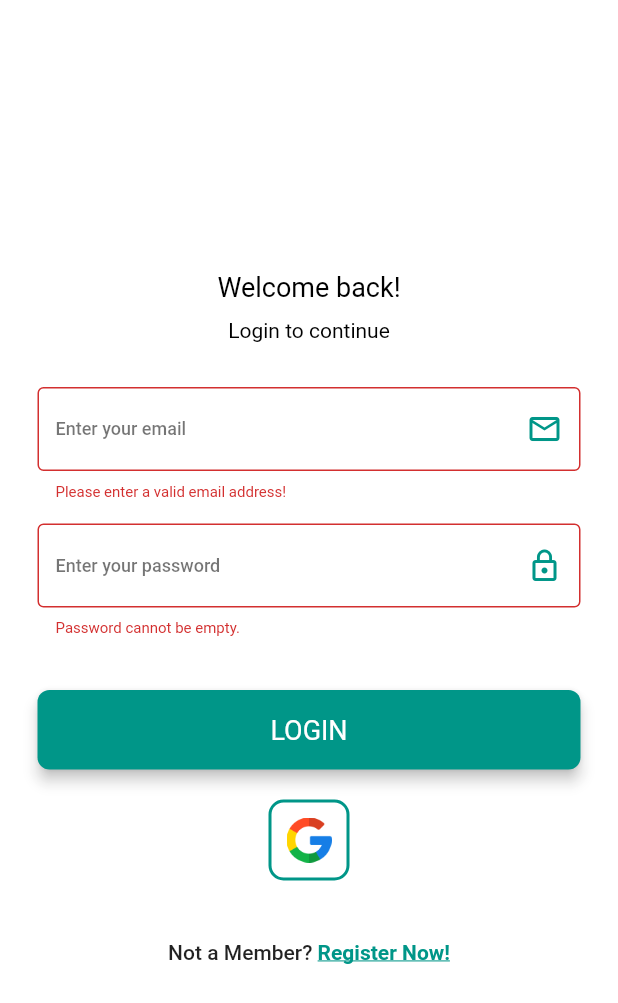
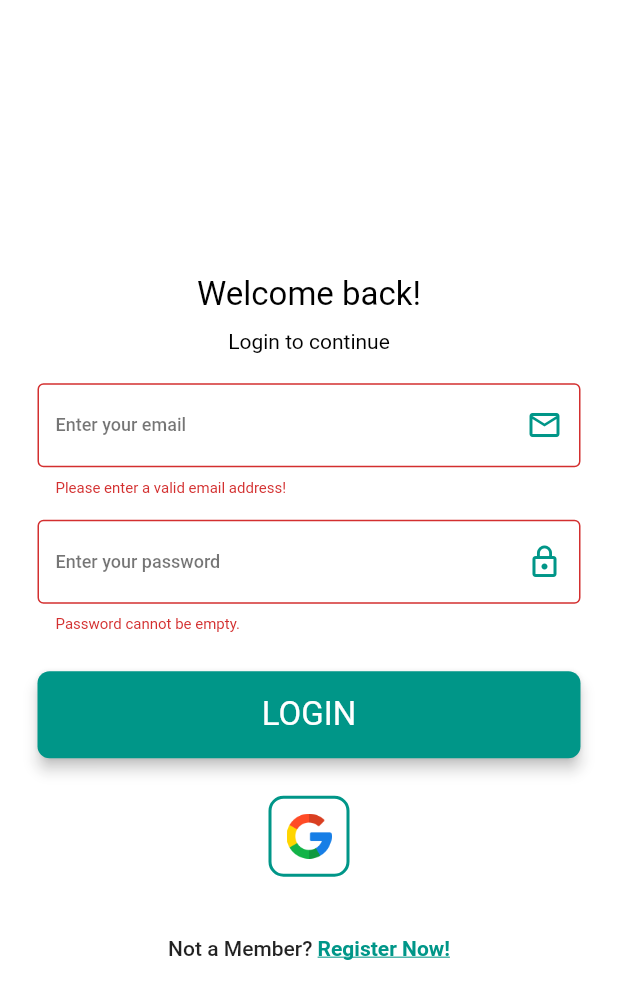
Before and after one commit to EliezerAmbion/flutter_firebase_login, a Flutter app: the screen it shows after launch, after a tap on "LOGIN", on a phone screen of 412 x 824 dp. Shown: the top 1003 px of the screen. Run offline on Flutter 3.47's test engine with Material 2 defaults, Android fonts, the phone set to English and light mode, and no system bars; our stand-ins replace firebase_auth, firebase_core, geolocator, get, google_sign_in, weather; accounts and stored records are empty; generated files the repository leaves out were written again; Roboto replaces fonts that are missing (MontBold, MontReg); statements that could not run were skipped.

Commit message:
Tweaking done

```diff
--- a/lib/config/theme.dart
+++ b/lib/config/theme.dart
@@ -13,9 +13,9 @@ ThemeData theme() {
 
 AppBarTheme appBarTheme() {
   return const AppBarTheme(
-    iconTheme: IconThemeData(color: Colors.black),
+    iconTheme: IconThemeData(color: Colors.white),
     centerTitle: true,
-    backgroundColor: Colors.black87,
+    backgroundColor: Colors.teal,
     elevation: 0,
   );
 }
@@ -57,7 +57,7 @@ TextTheme textTheme() {
     headline3: TextStyle(
       fontFamily: 'MontBold',
       color: Colors.black,
-      fontSize: 18,
+      fontSize: 22,
     ),
     headline4: TextStyle(
       fontFamily: 'MontReg',
--- a/lib/domain/repositories/auth_repository.dart
+++ b/lib/domain/repositories/auth_repository.dart
@@ -3,7 +3,6 @@ abstract class AuthRepository {
   Future<void> signUp({
     required String email,
     required String password,
-    required String username,
   });
 
   Future<void> login(String email, String password);
--- a/lib/domain/usecases/auth_usecase.dart
+++ b/lib/domain/usecases/auth_usecase.dart
@@ -8,12 +8,10 @@ class AuthUseCase {
   Future<void> signUp({
     required String email,
     required String password,
-    required String username,
   }) async {
     return await repository.signUp(
       email: email,
       password: password,
-      username: username,
     );
   }
 
--- a/lib/presentation/controller/auth.controller.dart
+++ b/lib/presentation/controller/auth.controller.dart
@@ -1,6 +1,7 @@
 import 'package:flutter/material.dart';
 import 'package:flutter_firebase_login/config/keys.dart';
 import 'package:flutter_firebase_login/domain/usecases/auth_usecase.dart';
+import 'package:geolocator/geolocator.dart';
 import 'package:get/get.dart';
 import 'package:weather/weather.dart';
 
@@ -15,7 +16,7 @@ class AuthController extends GetxController {
   final signupFormKey = GlobalKey<FormState>();
   final emailController = TextEditingController();
   final passwordController = TextEditingController();
-  final usernameController = TextEditingController();
+  final searchController = TextEditingController();
 
   Rxn<Weather?> weather = Rxn<Weather>(null);
 
@@ -23,16 +24,24 @@ class AuthController extends GetxController {
   void onInit() async {
     super.onInit();
     await fetchWeather();
+    clearValues();
+  }
+
+  void clearValues() {
+    isLoading.value = false;
+    emailController.text = '';
+    passwordController.text = '';
   }
 
   Future<void> fetchWeather() async {
-    isLoading.value = true;
     try {
+      isLoading.value = true;
+      final loc = await _determinePosition();
+
       final WeatherFactory wf = WeatherFactory(OPEN_WEATHER_APIKEY);
-      final cityWeather = await wf.currentWeatherByCityName('Pasay');
+      final cityWeather =
+          await wf.currentWeatherByLocation(loc.latitude, loc.longitude);
       weather.value = cityWeather;
-
-      debugPrint('***(36): auth.controller***\n===> ${weather.value} <===');
 
       isLoading.value = false;
     } catch (e) {
@@ -41,16 +50,49 @@ class AuthController extends GetxController {
     }
   }
 
+  Future<Position> _determinePosition() async {
+    bool serviceEnabled;
+    LocationPermission permission;
+
+    serviceEnabled = await Geolocator.isLocationServiceEnabled();
+    if (!serviceEnabled) {
+      return Future.error('Location services are disabled.');
+    }
+
+    permission = await Geolocator.checkPermission();
+    if (permission == LocationPermission.denied) {
+      permission = await Geolocator.requestPermission();
+      if (permission == LocationPermission.denied) {
+        return Future.error('Location permissions are denied');
+      }
+    }
+
+    if (permission == LocationPermission.deniedForever) {
+      return Future.error(
+          'Location permissions are permanently denied, we cannot request permissions.');
+    }
+
+    final loc = await Geolocator.getCurrentPosition();
+
+    return loc;
+  }
+
   Future<void> login() async {
     try {
+      isLoading.value = true;
+
       final bool isValid = loginFormKey.currentState!.validate();
       if (!isValid) return;
 
-      authUseCase.login(emailController.text, passwordController.text);
+      await authUseCase.login(emailController.text, passwordController.text);
+
+      isLoading.value = false;
 
       return;
     } catch (e) {
       Get.snackbar('Please try again.', e.toString());
+      isLoading.value = false;
+
       throw Exception(e.toString());
     }
   }
@@ -65,13 +107,15 @@ class AuthController extends GetxController {
       await authUseCase.signUp(
         email: emailController.text,
         password: passwordController.text,
-        username: usernameController.text,
       );
+
       isLoading.value = false;
+
       return;
     } catch (e) {
       Get.snackbar('Error', e.toString());
       isLoading.value = false;
+
       throw Exception(e.toString());
     }
   }
--- a/lib/presentation/screens/login.screen.dart
+++ b/lib/presentation/screens/login.screen.dart
@@ -29,7 +29,7 @@ class LoginScreen extends GetView<AuthController> {
                 style: Theme.of(context).textTheme.headline5,
               ),
 
-              const SizedBox(height: 30),
+              const SizedBox(height: 20),
 
               // email
               CustomFormFieldWidget(
@@ -40,10 +40,8 @@ class LoginScreen extends GetView<AuthController> {
                 autoFill: AutofillHints.email,
                 validator: (value) {
                   if (value!.isEmpty || !value.contains('@')) {
-                    controller.isLoading.value = false;
                     return 'Please enter a valid email address!';
                   }
-                  controller.isLoading.value = false;
                   return null;
                 },
               ),
@@ -58,31 +56,27 @@ class LoginScreen extends GetView<AuthController> {
                 autoFill: AutofillHints.password,
                 validator: (value) {
                   if (value!.isEmpty) {
-                    controller.isLoading.value = false;
                     return 'Password cannot be empty.';
                   }
-                  controller.isLoading.value = false;
                   return null;
                 },
               ),
 
-              const SizedBox(height: 20),
+              const SizedBox(height: 10),
 
               CustomFormButtonWidget(
                 onPressed: () => controller.login(),
                 text: 'Login',
               ),
 
-              const SizedBox(height: 20),
+              const SizedBox(height: 25),
 
               SocialMediaButton(
                   onTap: () => controller.signInWithGoogle(),
                   imagePath: 'assets/images/google.png'),
 
               const SizedBox(height: 40),
-              Align(
-                alignment: Alignment.bottomCenter,
-                child: RichText(
+              RichText(
                 text: TextSpan(
                   text: 'Not a Member? ',
                   style: Theme.of(context).textTheme.bodyText1,
@@ -97,14 +91,10 @@ class LoginScreen extends GetView<AuthController> {
                       recognizer: TapGestureRecognizer()
                         ..onTap = () {
                           controller.isLogin.value = false;
-                            controller.isLoading.value = false;
-                            controller.emailController.text = '';
-                            controller.passwordController.text = '';
-                            controller.usernameController.text = '';
+                          controller.clearValues();
                         },
                     ),
                   ],
-                  ),
                 ),
               ),
             ],
--- a/pubspec.yaml
+++ b/pubspec.yaml
@@ -47,6 +47,7 @@ dependencies:
   google_sign_in: ^6.1.4
   weather: ^3.0.0
   intl: ^0.18.1
+  geolocator: ^10.1.0
 
 dev_dependencies:
   flutter_test:
```
Also changed, not shown: lib/data/repositories/auth_repository_impl.dart (+1 -13 lines), lib/presentation/screens/home.screen.dart (+43 -14 lines), lib/presentation/screens/signup.screen.dart (+11 -28 lines), pubspec.lock, 2 other files. Lines whose indentation alone changed are shown as unchanged.
